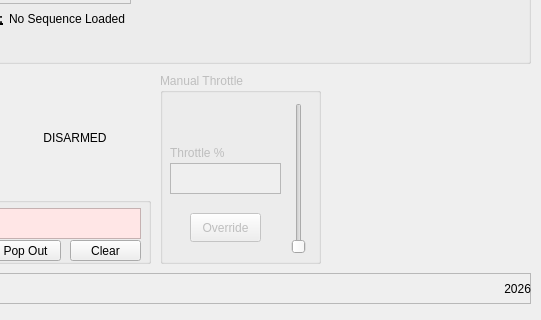
Before: the Qt Designer form main.ui in SwanSEDS-Rocketry/SwanThrottleControl_GUI, drawn with Qt 5; both pictures show x 360 to 901 and y 306 to 626 of the 901 by 626 pixel window.
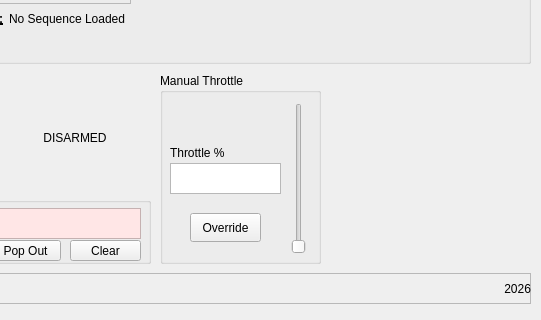
After: the same form once the commit is applied. Icons and pictures are not drawn.

Diff of the .ui file:
```diff
--- a/main.ui
+++ b/main.ui
@@ -390,7 +390,7 @@
    </widget>
    <widget class="QGroupBox" name="groupBox_5">
     <property name="enabled">
-     <bool>false</bool>
+     <bool>true</bool>
     </property>
     <property name="geometry">
      <rect>
```
